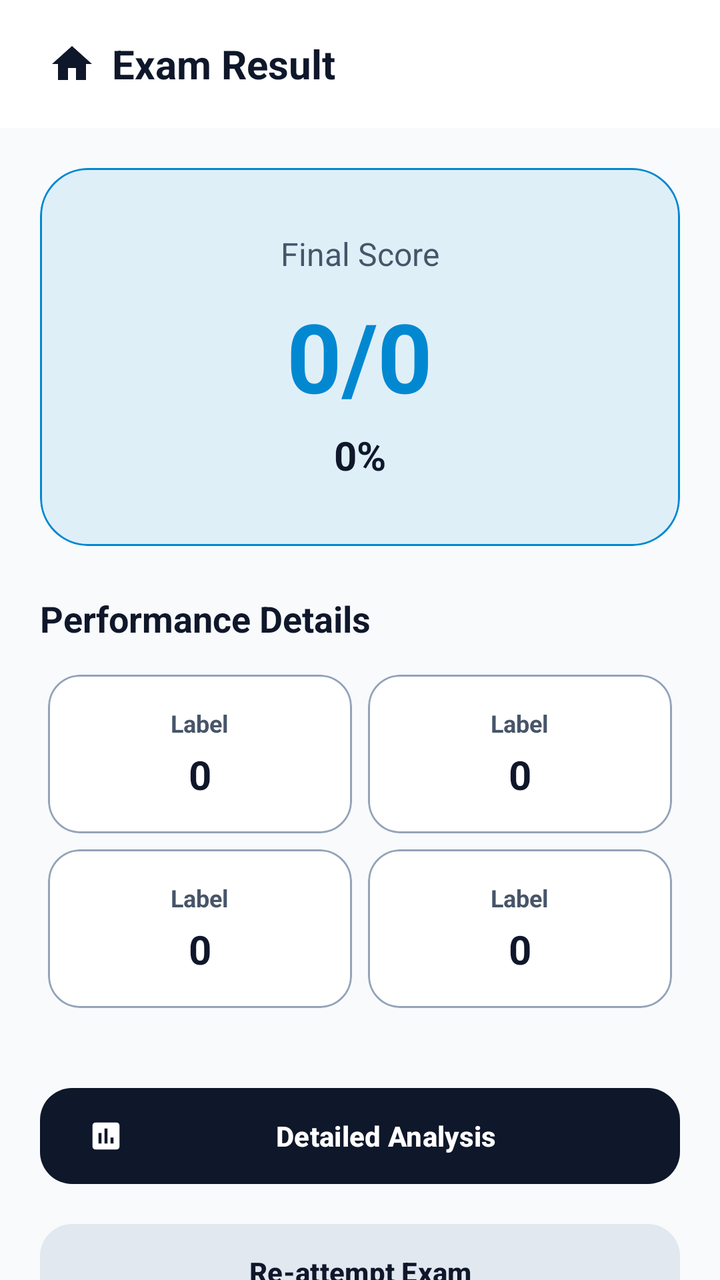
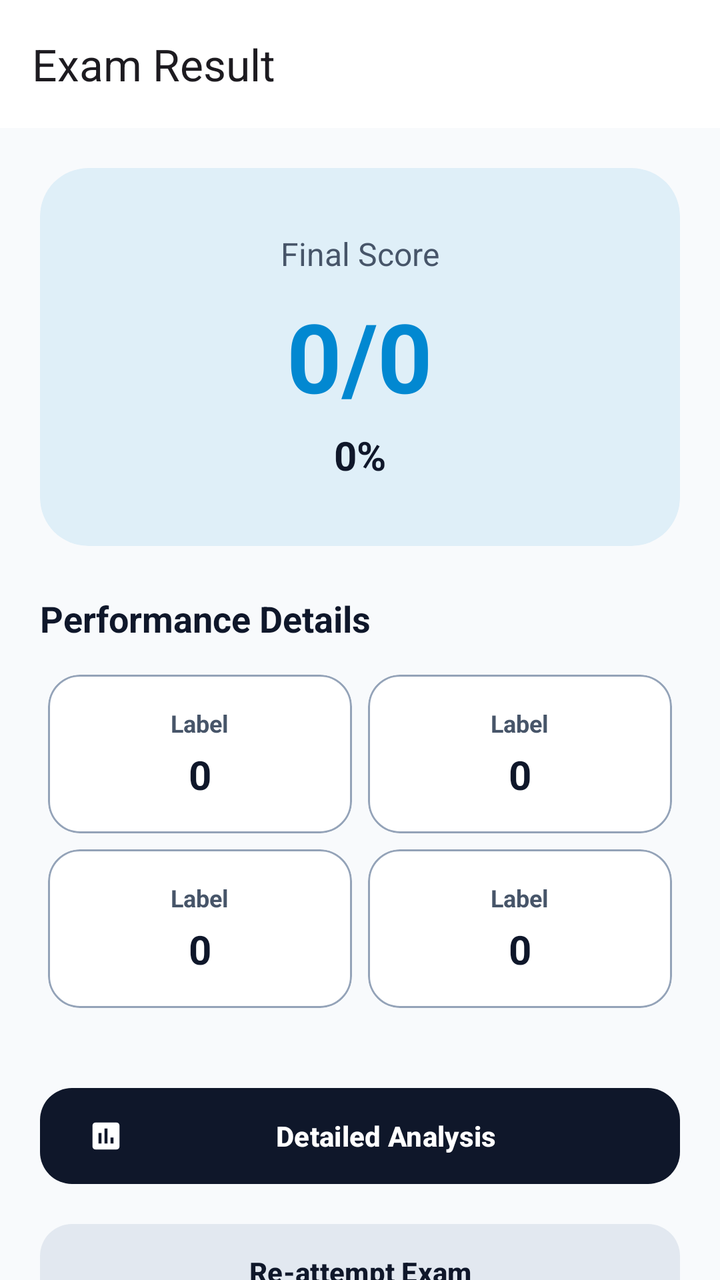

Two renders of the same Android screen: before a commit and after it. Below are the layout's source before the change and the commit's diff.
<!-- AndroidManifest.xml: application theme Theme.TestMaster -->
<!-- res/layout/activity_result.xml -->
<?xml version="1.0" encoding="utf-8"?>
<androidx.coordinatorlayout.widget.CoordinatorLayout xmlns:android="http://schemas.android.com/apk/res/android"
    xmlns:app="http://schemas.android.com/apk/res-auto"
    xmlns:tools="http://schemas.android.com/tools"
    android:layout_width="match_parent"
    android:layout_height="match_parent"
    android:background="@color/background"
    tools:context=".activities.ResultActivity">

    <com.google.android.material.appbar.AppBarLayout
        android:layout_width="match_parent"
        android:layout_height="wrap_content"
        app:elevation="0dp">

        <androidx.appcompat.widget.Toolbar
            android:id="@+id/toolbar"
            android:layout_width="match_parent"
            android:layout_height="?attr/actionBarSize"
            android:background="@color/surface">

            <ImageButton
                android:id="@+id/ib_home"
                android:layout_width="40dp"
                android:layout_height="40dp"
                android:background="?attr/selectableItemBackgroundBorderless"
                android:src="@drawable/baseline_home_24"
                app:tint="@color/text_primary" />

            <TextView
                android:layout_width="wrap_content"
                android:layout_height="wrap_content"
                android:layout_marginStart="16dp"
                android:text="Exam Result"
                android:textColor="@color/text_primary"
                android:textSize="20sp"
                android:textStyle="bold" />

        </androidx.appcompat.widget.Toolbar>
    </com.google.android.material.appbar.AppBarLayout>

    <androidx.core.widget.NestedScrollView
        android:layout_width="match_parent"
        android:layout_height="match_parent"
        app:layout_behavior="@string/appbar_scrolling_view_behavior">

        <LinearLayout
            android:layout_width="match_parent"
            android:layout_height="wrap_content"
            android:orientation="vertical"
            android:padding="20dp">

            <com.google.android.material.card.MaterialCardView
                android:id="@+id/card_score_banner"
                android:layout_width="match_parent"
                android:layout_height="wrap_content"
                app:cardBackgroundColor="@color/blue_bg"
                app:cardCornerRadius="24dp"
                app:cardElevation="0dp"
                app:strokeColor="@color/bluetint"
                app:strokeWidth="1dp">

                <LinearLayout
                    android:layout_width="match_parent"
                    android:layout_height="wrap_content"
                    android:gravity="center"
                    android:orientation="vertical"
                    android:padding="32dp">

                    <TextView
                        android:layout_width="wrap_content"
                        android:layout_height="wrap_content"
                        android:text="Final Score"
                        android:textColor="@color/onSurfaceVariant"
                        android:textSize="16sp" />

                    <TextView
                        android:id="@+id/total_marks"
                        android:layout_width="wrap_content"
                        android:layout_height="wrap_content"
                        android:layout_marginTop="8dp"
                        android:text="0/0"
                        android:textColor="@color/bluetint"
                        android:textSize="48sp"
                        android:textStyle="bold" />

                    <TextView
                        android:id="@+id/percentage"
                        android:layout_width="wrap_content"
                        android:layout_height="wrap_content"
                        android:layout_marginTop="4dp"
                        android:text="0%"
                        android:textColor="@color/onSurface"
                        android:textSize="20sp"
                        android:textStyle="bold" />

                </LinearLayout>
            </com.google.android.material.card.MaterialCardView>

            <TextView
                android:layout_width="wrap_content"
                android:layout_height="wrap_content"
                android:layout_marginTop="24dp"
                android:layout_marginBottom="12dp"
                android:text="Performance Details"
                android:textColor="@color/text_primary"
                android:textSize="18sp"
                android:textStyle="bold" />

            <GridLayout
                android:layout_width="match_parent"
                android:layout_height="wrap_content"
                android:alignmentMode="alignMargins"
                android:columnCount="2"
                android:columnOrderPreserved="false">

                
                <include
                    android:id="@+id/card_correct"
                    layout="@layout/layout_result_stat_item"
                    android:layout_width="0dp"
                    android:layout_height="wrap_content"
                    android:layout_columnWeight="1"
                    android:layout_margin="4dp" />

                
                <include
                    android:id="@+id/card_incorrect"
                    layout="@layout/layout_result_stat_item"
                    android:layout_width="0dp"
                    android:layout_height="wrap_content"
                    android:layout_columnWeight="1"
                    android:layout_margin="4dp" />

                
                <include
                    android:id="@+id/card_unattempted"
                    layout="@layout/layout_result_stat_item"
                    android:layout_width="0dp"
                    android:layout_height="wrap_content"
                    android:layout_columnWeight="1"
                    android:layout_margin="4dp" />

                
                <include
                    android:id="@+id/card_accuracy"
                    layout="@layout/layout_result_stat_item"
                    android:layout_width="0dp"
                    android:layout_height="wrap_content"
                    android:layout_columnWeight="1"
                    android:layout_margin="4dp" />

            </GridLayout>

            <LinearLayout
                android:layout_width="match_parent"
                android:layout_height="wrap_content"
                android:layout_marginTop="32dp"
                android:orientation="vertical">

                <com.google.android.material.button.MaterialButton
                    android:id="@+id/btn_analysis"
                    style="@style/Widget.Material3.Button"
                    android:layout_width="match_parent"
                    android:layout_height="56dp"
                    android:text="Detailed Analysis"
                    android:textColor="@color/primary"
                    android:textStyle="bold"
                    app:backgroundTint="@color/onPrimary"
                    app:cornerRadius="16dp"
                    app:icon="@drawable/baseline_assessment_24"
                    app:iconTint="@color/primary" />

                <com.google.android.material.button.MaterialButton
                    android:id="@+id/tv_reattempt"
                    style="@style/Widget.Material3.Button.TonalButton"
                    android:layout_width="match_parent"
                    android:layout_height="56dp"
                    android:layout_marginTop="12dp"
                    android:text="Re-attempt Exam"
                    android:textColor="@color/onPrimary"
                    android:textStyle="bold"
                    app:backgroundTint="@color/primary_variant"
                    app:cornerRadius="16dp" />

            </LinearLayout>

        </LinearLayout>
    </androidx.core.widget.NestedScrollView>

</androidx.coordinatorlayout.widget.CoordinatorLayout>
<!-- res/layout/layout_result_stat_item.xml (included above) -->
<?xml version="1.0" encoding="utf-8"?>
<com.google.android.material.card.MaterialCardView xmlns:android="http://schemas.android.com/apk/res/android"
    xmlns:app="http://schemas.android.com/apk/res-auto"
    android:id="@+id/stat_card_root"
    android:layout_width="match_parent"
    android:layout_height="wrap_content"
    app:cardCornerRadius="16dp"
    app:cardElevation="0dp"
    app:strokeWidth="1dp"
    app:strokeColor="@color/outline">

    <LinearLayout
        android:id="@+id/stat_container"
        android:layout_width="match_parent"
        android:layout_height="wrap_content"
        android:gravity="center"
        android:orientation="vertical"
        android:padding="16dp">

        <TextView
            android:id="@+id/stat_label"
            android:layout_width="wrap_content"
            android:layout_height="wrap_content"
            android:text="Label"
            android:textColor="@color/text_secondary"
            android:textSize="12sp"
            android:textStyle="bold" />

        <TextView
            android:id="@+id/stat_value"
            android:layout_width="wrap_content"
            android:layout_height="wrap_content"
            android:layout_marginTop="4dp"
            android:text="0"
            android:textColor="@color/text_primary"
            android:textSize="20sp"
            android:textStyle="bold" />

    </LinearLayout>
</com.google.android.material.card.MaterialCardView>
<!-- resources referenced by this layout -->
<resources>
  <color name="background">#F8FAFC</color>
  <color name="blue_bg">#1A0288D1</color>
  <color name="bluetint">#0288D1</color>
  <color name="onPrimary">#0F172A</color>
  <color name="onSurface">#0F172A</color>
  <color name="onSurfaceVariant">#475569</color>
  <color name="outline">#94A3B8</color>
  <color name="primary">#FFFFFF</color>
  <color name="primary_variant">#E2E8F0</color>
  <color name="surface">#FFFFFF</color>
  <color name="text_primary">#0F172A</color>
  <color name="text_secondary">#475569</color>
  <!-- drawable baseline_assessment_24 (drawable) -->
  <vector xmlns:android="http://schemas.android.com/apk/res/android"
      android:width="24dp"
      android:height="24dp"
      android:viewportWidth="24"
      android:viewportHeight="24"
      android:tint="?attr/colorControlNormal">
    <path
        android:fillColor="@android:color/white"
        android:pathData="M19,3H5C3.9,3 3,3.9 3,5V19C3,20.1 3.9,21 5,21H19C20.1,21 21,20.1 21,19V5C21,3.9 20.1,3 19,3ZM9,17H7V10H9V17ZM13,17H11V7H13V17ZM17,17H15V13H17V17Z"/>
  </vector>
  <!-- drawable baseline_home_24 (drawable) -->
  <vector android:height="24dp" android:tint="#000000"
      android:viewportHeight="24" android:viewportWidth="24"
      android:width="24dp" xmlns:android="http://schemas.android.com/apk/res/android">
      <path android:fillColor="@android:color/white" android:pathData="M10,20v-6h4v6h5v-8h3L12,3 2,12h3v8z"/>
  </vector>
  <style name="Theme.TestMaster" parent="Base.Theme.TestMaster" />
  <style name="Base.Theme.TestMaster" parent="Theme.Material3.DayNight.NoActionBar">
          
          <item name="colorPrimary">@color/primary</item>
          <item name="colorOnPrimary">@color/onPrimary</item>
          <item name="colorPrimaryContainer">@color/primaryContainer</item>
          <item name="colorOnPrimaryContainer">@color/onPrimaryContainer</item>
  
          <item name="colorSecondary">@color/secondary</item>
          <item name="colorOnSecondary">@color/onSecondary</item>
          <item name="colorSecondaryContainer">@color/secondaryContainer</item>
          <item name="colorOnSecondaryContainer">@color/onSecondaryContainer</item>
  
          
          <item name="android:windowBackground">@color/background</item>
          <item name="colorSurface">@color/surface</item>
          <item name="colorOnSurface">@color/onSurface</item>
          <item name="colorSurfaceVariant">@color/surfaceVariant</item>
          <item name="colorOnSurfaceVariant">@color/onSurfaceVariant</item>
          <item name="colorOutline">@color/outline</item>
  
          
          <item name="colorError">@color/error</item>
          <item name="colorOnError">@color/onError</item>
          <item name="colorErrorContainer">@color/errorContainer</item>
          <item name="colorOnErrorContainer">@color/onErrorContainer</item>
  
          
          <item name="colorControlActivated">@color/accent</item>
  
          
          <item name="android:statusBarColor">@color/surface</item>
          <item name="android:windowLightStatusBar">true</item>
      </style>
  <color name="primaryContainer">#F1F5F9</color>
  <color name="onPrimaryContainer">#0F172A</color>
  <color name="secondary">#64748B</color>
  <color name="onSecondary">#FFFFFF</color>
  <color name="secondaryContainer">#E2E8F0</color>
  <color name="onSecondaryContainer">#0F172A</color>
  <color name="surfaceVariant">#E2E8F0</color>
  <color name="error">#DC2626</color>
  <color name="onError">#FFFFFF</color>
  <color name="errorContainer">#FEE2E2</color>
  <color name="onErrorContainer">#7F1D1D</color>
  <color name="accent">#334155</color>
</resources>

<!-- the commit's change to res/layout/activity_result.xml (unified diff, before → after) -->
@@ -4,6 +4,7 @@
     xmlns:tools="http://schemas.android.com/tools"
     android:layout_width="match_parent"
     android:layout_height="match_parent"
+    android:fitsSystemWindows="true"
     android:background="@color/background"
     tools:context=".activities.ResultActivity">
 
@@ -16,24 +17,8 @@
             android:id="@+id/toolbar"
             android:layout_width="match_parent"
             android:layout_height="?attr/actionBarSize"
+            app:title="Exam Result"
             android:background="@color/surface">
-
-            <ImageButton
-                android:id="@+id/ib_home"
-                android:layout_width="40dp"
-                android:layout_height="40dp"
-                android:background="?attr/selectableItemBackgroundBorderless"
-                android:src="@drawable/baseline_home_24"
-                app:tint="@color/text_primary" />
-
-            <TextView
-                android:layout_width="wrap_content"
-                android:layout_height="wrap_content"
-                android:layout_marginStart="16dp"
-                android:text="Exam Result"
-                android:textColor="@color/text_primary"
-                android:textSize="20sp"
-                android:textStyle="bold" />
 
         </androidx.appcompat.widget.Toolbar>
     </com.google.android.material.appbar.AppBarLayout>
@@ -57,7 +42,7 @@
                 app:cardCornerRadius="24dp"
                 app:cardElevation="0dp"
                 app:strokeColor="@color/bluetint"
-                app:strokeWidth="1dp">
+                app:strokeWidth="0dp">
 
                 <LinearLayout
                     android:layout_width="match_parent"
@@ -179,8 +164,20 @@
                     android:text="Re-attempt Exam"
                     android:textColor="@color/onPrimary"
                     android:textStyle="bold"
-                    app:backgroundTint="@color/primary_variant"
+                    app:backgroundTint="@color/surfaceVariant"
                     app:cornerRadius="16dp" />
+
+                <com.google.android.material.button.MaterialButton
+                    android:id="@+id/tv_progress"
+                    style="@style/Widget.Material3.Button.OutlinedButton"
+                    android:layout_width="match_parent"
+                    android:layout_height="56dp"
+                    android:layout_marginTop="12dp"
+                    android:text="Your Progress"
+                    android:textColor="@color/onSurface"
+                    android:textStyle="bold"
+                    app:cornerRadius="12dp"
+                    app:strokeColor="@color/outline" />
 
             </LinearLayout>
 
<!-- resource entries referenced after the edit -->
@@ -8,7 +8,6 @@
   <color name="onSurfaceVariant">#475569</color>
   <color name="outline">#94A3B8</color>
   <color name="primary">#FFFFFF</color>
-  <color name="primary_variant">#E2E8F0</color>
   <color name="surface">#FFFFFF</color>
   <color name="text_primary">#0F172A</color>
   <color name="text_secondary">#475569</color>
@@ -22,12 +21,6 @@
     <path
         android:fillColor="@android:color/white"
         android:pathData="M19,3H5C3.9,3 3,3.9 3,5V19C3,20.1 3.9,21 5,21H19C20.1,21 21,20.1 21,19V5C21,3.9 20.1,3 19,3ZM9,17H7V10H9V17ZM13,17H11V7H13V17ZM17,17H15V13H17V17Z"/>
-  </vector>
-  <!-- drawable baseline_home_24 (drawable) -->
-  <vector android:height="24dp" android:tint="#000000"
-      android:viewportHeight="24" android:viewportWidth="24"
-      android:width="24dp" xmlns:android="http://schemas.android.com/apk/res/android">
-      <path android:fillColor="@android:color/white" android:pathData="M10,20v-6h4v6h5v-8h3L12,3 2,12h3v8z"/>
   </vector>
   <style name="Theme.TestMaster" parent="Base.Theme.TestMaster" />
   <style name="Base.Theme.TestMaster" parent="Theme.Material3.DayNight.NoActionBar">
